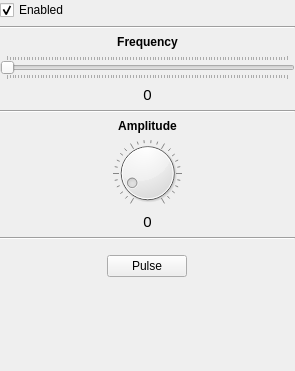
Old version of the form src/EWS/app/widget/DripSourceEditor.ui in the repository metasim/ews.
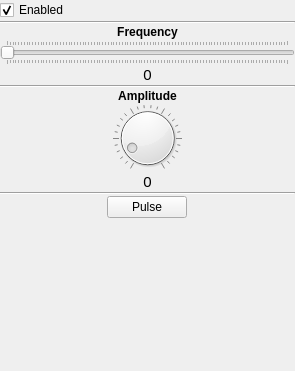
New version of the form. Icons and pictures are not drawn.

```diff
--- a/src/EWS/app/widget/DripSourceEditor.ui
+++ b/src/EWS/app/widget/DripSourceEditor.ui
@@ -14,6 +14,9 @@
    <string>Form</string>
   </property>
   <layout class="QVBoxLayout" name="verticalLayout">
+   <property name="spacing">
+    <number>1</number>
+   </property>
    <property name="margin">
     <number>0</number>
    </property>
@@ -248,7 +251,7 @@
       <property name="sizeConstraint">
        <enum>QLayout::SetDefaultConstraint</enum>
       </property>
-      <property name="bottomMargin">
+      <property name="margin">
        <number>0</number>
       </property>
       <item row="1" column="0">
```
Left out of the diff: 12 changed lines with no effect on the pictures.
